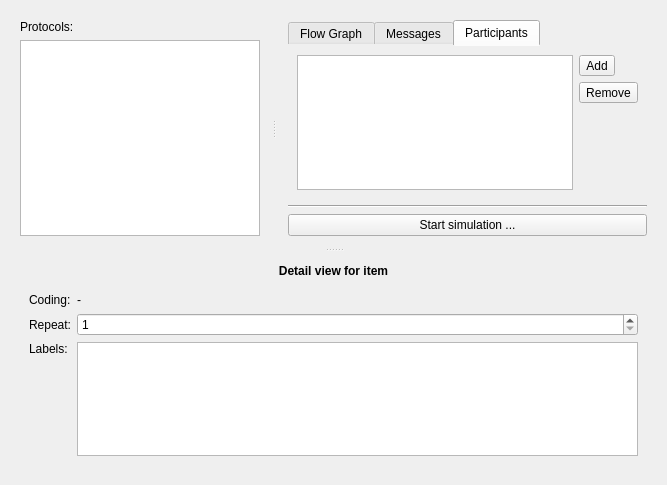
Old version of the form data/ui/simulator.ui in the repository jopohl/urh.
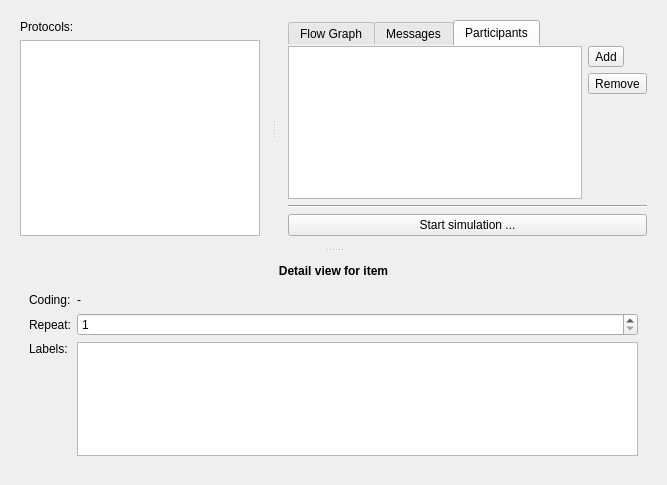
New version of the form. The open tabs and pages were chosen to show the change. Icons and pictures are not drawn. Custom widgets are drawn as their Qt base class.

Commit message: fix layout margin

```diff
--- a/data/ui/simulator.ui
+++ b/data/ui/simulator.ui
@@ -399,6 +399,18 @@
                 <string>Participants</string>
                </attribute>
                <layout class="QHBoxLayout" name="horizontalLayout">
+                <property name="leftMargin">
+                 <number>0</number>
+                </property>
+                <property name="topMargin">
+                 <number>0</number>
+                </property>
+                <property name="rightMargin">
+                 <number>0</number>
+                </property>
+                <property name="bottomMargin">
+                 <number>0</number>
+                </property>
                 <item>
                  <widget class="QTableView" name="tableViewParticipants"/>
                 </item>
```
The commit also changes 1 other file.
